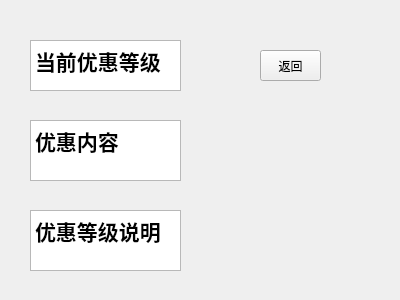
Qt form discount.ui (rjydwlh/waimai_4) before a commit.
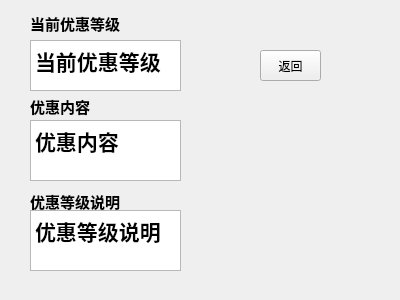
The same form after that commit.

```diff
--- a/discount.ui
+++ b/discount.ui
@@ -86,6 +86,45 @@
 &lt;p style=&quot; margin-top:0px; margin-bottom:0px; margin-left:0px; margin-right:0px; -qt-block-indent:0; text-indent:0px;&quot;&gt;&lt;span style=&quot; font-size:16pt; font-weight:700;&quot;&gt;优惠等级说明&lt;/span&gt;&lt;/p&gt;&lt;/body&gt;&lt;/html&gt;</string>
    </property>
   </widget>
+  <widget class="QLabel" name="label">
+   <property name="geometry">
+    <rect>
+     <x>30</x>
+     <y>12</y>
+     <width>101</width>
+     <height>20</height>
+    </rect>
+   </property>
+   <property name="text">
+    <string>&lt;html&gt;&lt;head/&gt;&lt;body&gt;&lt;p&gt;&lt;span style=&quot; font-size:11pt; font-weight:700;&quot;&gt;当前优惠等级&lt;/span&gt;&lt;/p&gt;&lt;/body&gt;&lt;/html&gt;</string>
+   </property>
+  </widget>
+  <widget class="QLabel" name="label_2">
+   <property name="geometry">
+    <rect>
+     <x>30</x>
+     <y>95</y>
+     <width>101</width>
+     <height>21</height>
+    </rect>
+   </property>
+   <property name="text">
+    <string>&lt;html&gt;&lt;head/&gt;&lt;body&gt;&lt;p&gt;&lt;span style=&quot; font-size:11pt; font-weight:700;&quot;&gt;优惠内容&lt;/span&gt;&lt;/p&gt;&lt;/body&gt;&lt;/html&gt;</string>
+   </property>
+  </widget>
+  <widget class="QLabel" name="label_3">
+   <property name="geometry">
+    <rect>
+     <x>30</x>
+     <y>190</y>
+     <width>111</width>
+     <height>20</height>
+    </rect>
+   </property>
+   <property name="text">
+    <string>&lt;html&gt;&lt;head/&gt;&lt;body&gt;&lt;p&gt;&lt;span style=&quot; font-size:11pt; font-weight:700;&quot;&gt;优惠等级说明&lt;/span&gt;&lt;/p&gt;&lt;/body&gt;&lt;/html&gt;</string>
+   </property>
+  </widget>
  </widget>
  <resources/>
  <connections/>
```
